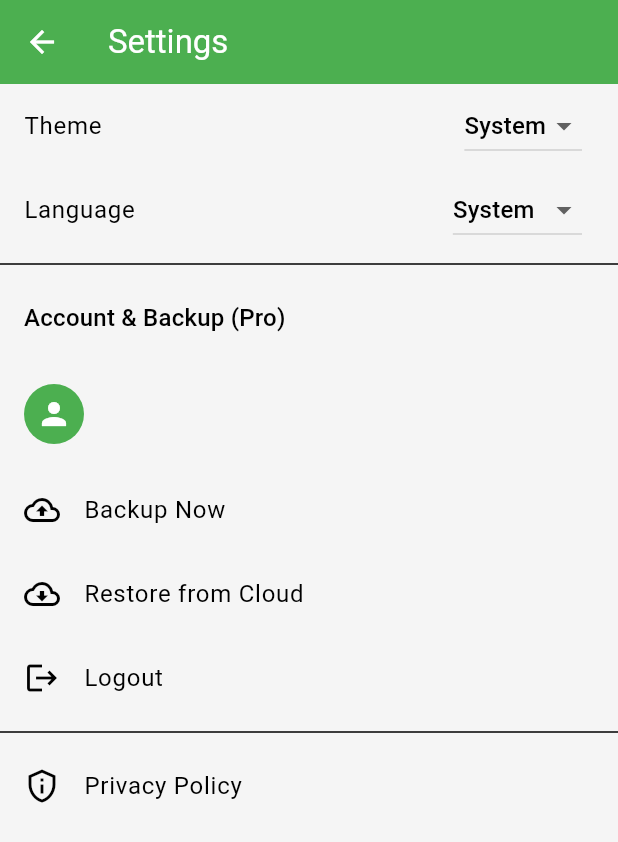
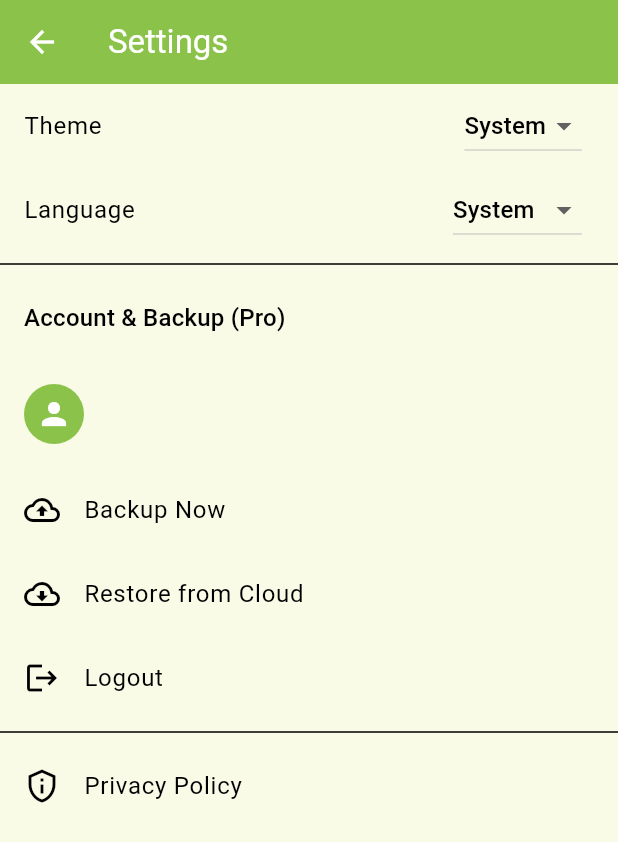
Before and after one commit to fsarta/glufri, a Flutter app: the SettingsScreen screen opened directly, on a phone screen of 412 x 824 dp. Shown: the top 842 px of the screen. Run offline on Flutter 3.47's test engine with Material 3 defaults, Android fonts, the phone set to English and light mode, and no system bars; our stand-ins replace csv, firebase_auth, firebase_core, flutter_riverpod, google_mobile_ads, google_sign_in and 8 more; missing offline and left inert: mobile_scanner; accounts and stored records are empty.

Commit message:
cambiata palette dei colori

```diff
--- a/lib/core/config/app_theme.dart
+++ b/lib/core/config/app_theme.dart
@@ -1,13 +1,39 @@
 import 'package:flutter/material.dart';
 
 // Definiamo alcuni colori per riutilizzarli facilmente
-const Color primaryColor = Colors.green;
+/* const Color primaryColor = Colors.green;
 const Color onPrimaryColor = Colors.white;
 const Color secondaryColor = Colors.teal;
 const Color backgroundColorLight = Color(0xFFF5F5F5);
 const Color backgroundColorDark = Color(0xFF121212);
 const Color cardColorLight = Colors.white;
 const Color cardColorDark = Color(0xFF1E1E1E);
+const Color errorColorLight = Colors.redAccent;
+const Color errorColorDark = Colors.red; */
+
+const Color primaryColor = Color(
+  0xFF8BC34A,
+); // Verde acido (Lime Green), più vibrante e naturale
+const Color onPrimaryColor = Colors.white; // Perfetto per il testo
+const Color secondaryColor = Color(
+  0xFF4CAF50,
+); // Un verde più scuro, come contrasto o per icone
+const Color backgroundColorLight = Color(
+  0xFFF9FBE7,
+); // Un bianco sporco, più caldo e meno asettico
+const Color backgroundColorDark = Color(
+  0xFF263238,
+); // Grigio scuro-blu, più moderno del nero
+const Color cardColorLight = Colors.white; // Funziona bene
+const Color cardColorDark = Color(
+  0xFF37474F,
+); // Grigio scuro per le card, si abbina al background
+const Color errorColorLight = Color(
+  0xFFD32F2F,
+); // Rosso profondo per gli errori
+const Color errorColorDark = Color(
+  0xFFE57373,
+); // Rosso più chiaro per l'errore in modalità scura
 
 /// Una classe per centralizzare la configurazione dei temi dell'app.
 /// In questo modo, se vogliamo cambiare il colore primario o un font,
@@ -27,7 +53,7 @@ class AppTheme {
       secondary: secondaryColor,
       background: backgroundColorLight,
       surface: cardColorLight,
-      error: Colors.redAccent,
+      error: errorColorLight,
     ),
     scaffoldBackgroundColor: backgroundColorLight,
     appBarTheme: const AppBarTheme(
@@ -66,7 +92,7 @@ class AppTheme {
       secondary: secondaryColor,
       background: backgroundColorDark,
       surface: cardColorDark,
-      error: Colors.red,
+      error: errorColorDark,
     ),
     scaffoldBackgroundColor: backgroundColorDark,
     appBarTheme: const AppBarTheme(
```
